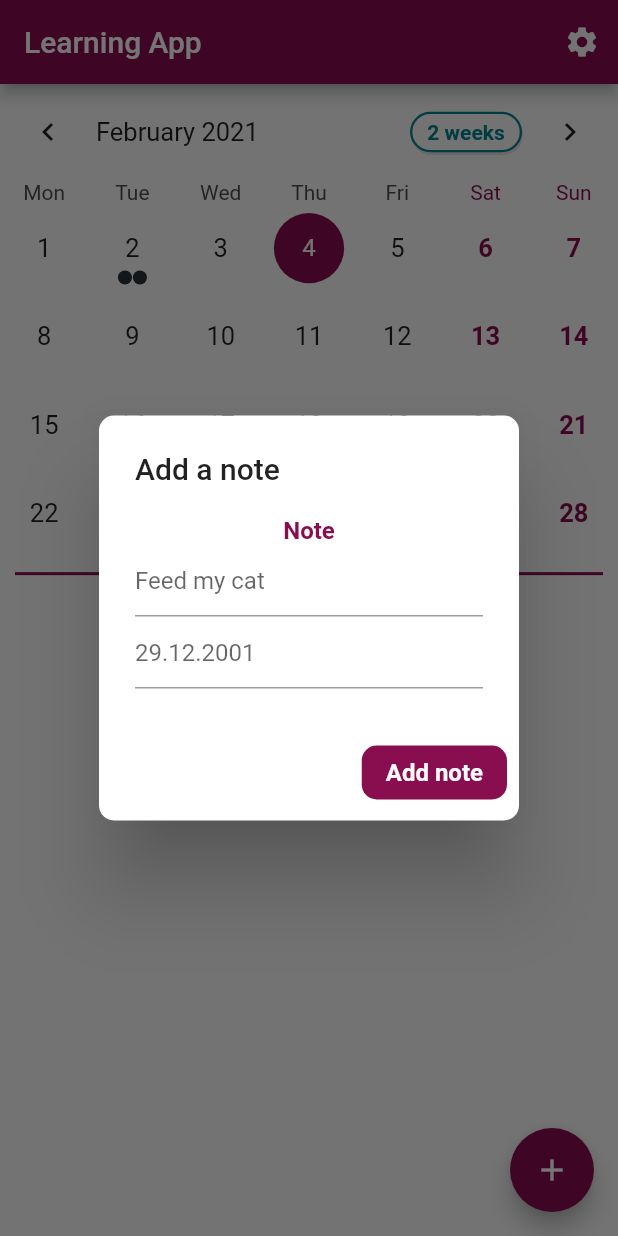
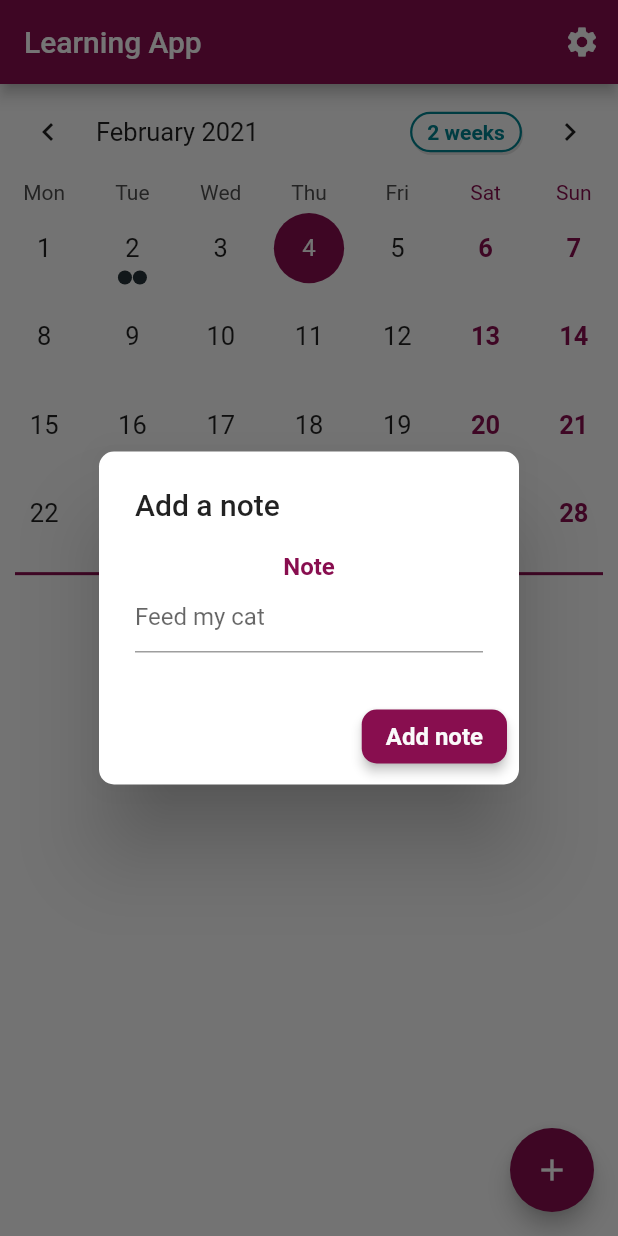
Before and after one commit to BangWooJord/learning_flutter, a Flutter app: the screen it shows after launch, after a tap on the "add" icon, on a phone screen of 412 x 824 dp. Run offline on Flutter 3.47's test engine with Material 2 defaults, Android fonts, the phone set to English and light mode, and no system bars; drawn by our look-alikes of table_calendar.

Commit message:
Popup tweaks

```diff
--- a/lib/main.dart
+++ b/lib/main.dart
@@ -2,12 +2,12 @@ import 'package:flutter/cupertino.dart';
 import 'package:flutter/material.dart';
 import 'package:table_calendar/table_calendar.dart';
 
-
 final Map<DateTime, List> _holidays = {
-  DateTime(2021, 12, 31) : ['New Year\'s Day'],
+  DateTime(2021, 12, 31): ['New Year\'s Day'],
 };
 Color _mainColorTheme = Colors.pink[900];
 Color _accentColor = Colors.cyan[800];
+Color _bgColor = Colors.grey[50];
 
 void main() => runApp(MyApp());
 
@@ -33,6 +33,7 @@ class _HomePageState extends State<HomePage> {
   CalendarController _calendarController;
   List _selectedEvents;
   Map<DateTime, List> _events;
+  String _note;
 
   @override
   void initState() {
@@ -40,16 +41,15 @@ class _HomePageState extends State<HomePage> {
     final _selectedDay = DateTime.now();
     _calendarController = CalendarController();
     _events = {
-      DateTime(2021, 2, 2) : [
+      DateTime(2021, 2, 2): [
         'My cool event pogchamp',
         'Second even yes',
       ],
     };
-    _selectedEvents = _events[_selectedDay]??[];
-
+    _selectedEvents = _events[_selectedDay] ?? [];
   }
 
-  void _onDaySelected(DateTime day, List events, List holidays){
+  void _onDaySelected(DateTime day, List events, List holidays) {
     setState(() {
       _selectedEvents = events;
     });
@@ -64,8 +64,8 @@ class _HomePageState extends State<HomePage> {
         actions: [
           IconButton(
             icon: Icon(Icons.settings),
-            color: Colors.grey[50],
-            onPressed: (){
+            color: _bgColor,
+            onPressed: () {
               print('Setting clicked');
             },
           ),
@@ -86,7 +86,7 @@ class _HomePageState extends State<HomePage> {
             ),
             headerStyle: HeaderStyle(
               formatButtonDecoration: BoxDecoration(
-                color: Colors.grey[50],
+                color: _bgColor,
                 boxShadow: [
                   new BoxShadow(
                     color: Colors.black.withOpacity(0.1),
@@ -139,19 +139,16 @@ class _HomePageState extends State<HomePage> {
         ],
       ),
       floatingActionButton: FloatingActionButton(
-        child: Icon(
-          Icons.add
-        ),
-        onPressed: (){
+        child: Icon(Icons.add),
+        onPressed: () {
           _showAlertDialog(context);
         },
         backgroundColor: _mainColorTheme,
       ),
-
     );
   }
 
-  void _showAlertDialog(BuildContext context){
+  void _showAlertDialog(BuildContext context) {
     AlertDialog _alertDialog = AlertDialog(
       title: Text('Add a note'),
       shape: RoundedRectangleBorder(
@@ -160,7 +157,8 @@ class _HomePageState extends State<HomePage> {
       content: Column(
         mainAxisSize: MainAxisSize.min,
         children: <Widget>[
-            Text('Note',
+          Text(
+            'Note',
             textAlign: TextAlign.left,
             style: TextStyle(
               color: _mainColorTheme,
@@ -169,35 +167,29 @@ class _HomePageState extends State<HomePage> {
             ),
           ),
           TextField(
-              onChanged: (value){
-
+            onChanged: (value) {
+              _note = value;
             },
             decoration: InputDecoration(
-                //border: Border.all(color: Colors.blue, width: 10.0, style: BorderStyle.solid),
               hintText: 'Feed my cat',
-              ),
-            ),
-            TextField(
-              onChanged: (value){
-
-              },
-              decoration: InputDecoration(
-                hintText: '29.12.2001',
             ),
           ),
         ],
       ),
       actions: [
-        FlatButton(
-            color: _mainColorTheme,
+        ElevatedButton(
+          style: ElevatedButton.styleFrom(
             shape: RoundedRectangleBorder(
               borderRadius: BorderRadius.circular(10.0),
             ),
-            onPressed: (){},
+            primary: _mainColorTheme,
+            elevation: 3.0,
+          ),
+          onPressed: () {},
           child: Text(
             'Add note',
             style: TextStyle(
-                color: Colors.grey[50],
+              color: _bgColor,
               fontWeight: FontWeight.w700,
               fontSize: 16.0,
             ),
@@ -212,12 +204,13 @@ class _HomePageState extends State<HomePage> {
     );
   }
 
-  Widget _buildEventList(){
+  Widget _buildEventList() {
     return ListView(
-      children: _selectedEvents.map((e) => Container(
+      children: _selectedEvents
+          .map((e) => Container(
               margin: EdgeInsets.all(5.0),
               decoration: BoxDecoration(
-          color: Colors.pink[50].withAlpha(100),
+                color: _bgColor,
                 borderRadius: BorderRadius.all(Radius.circular(15)),
                 border: Border.all(
                   color: _mainColorTheme,
@@ -227,9 +220,8 @@ class _HomePageState extends State<HomePage> {
               child: ListTile(
                   title: Text(
                 e.toString(),
-          )
-        )
-      )).toList(),
+              ))))
+          .toList(),
     );
   }
 }
```
Lines whose indentation alone changed are shown as unchanged.
